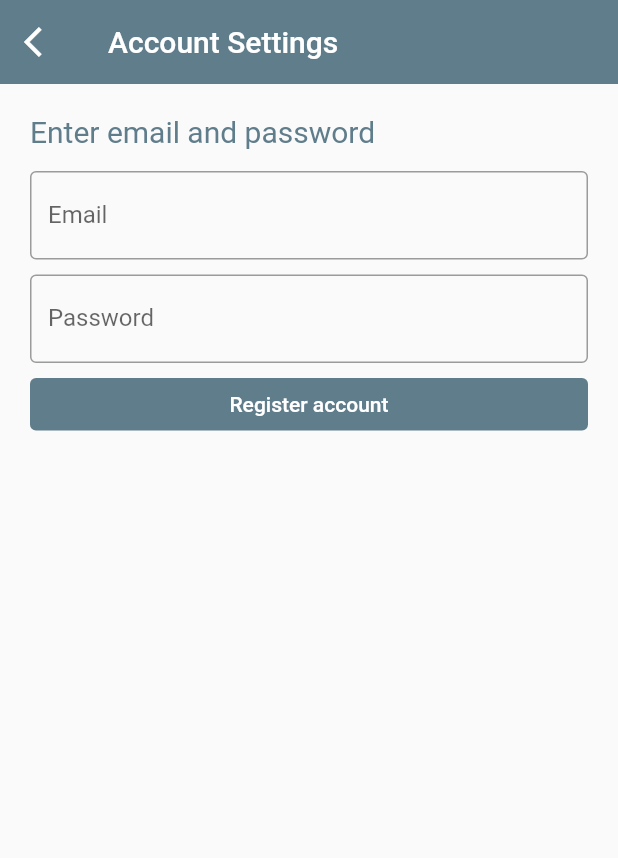
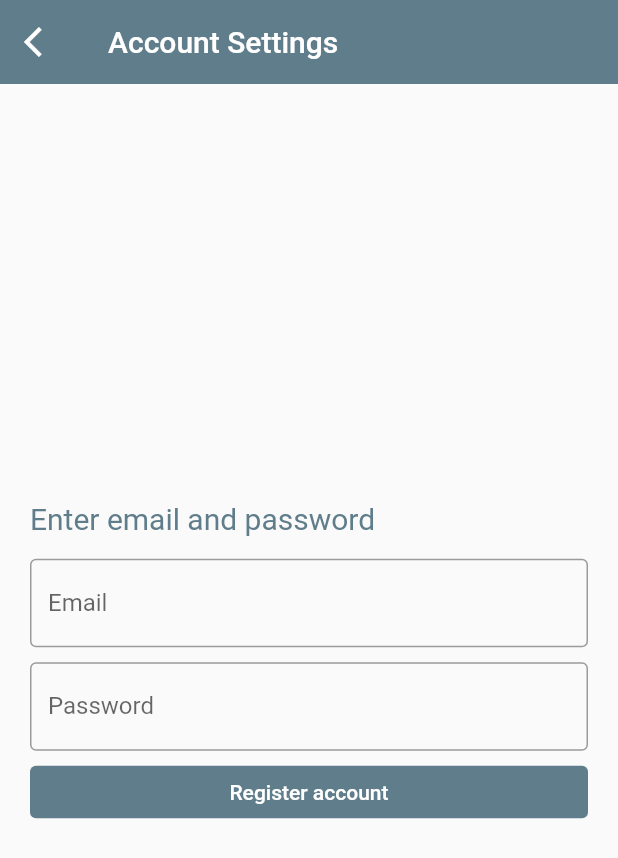
Before and after one commit to tfasoft/mobile-app, a Flutter app: the RegisterSettings screen opened directly, on a phone screen of 412 x 824 dp. Shown: the top 858 px of the screen. Run offline on Flutter 3.47's test engine with Material 2 defaults, Android fonts, the phone set to English and light mode, and no system bars; our stand-ins replace dio; missing offline and left inert: clipboard.

Commit message:
Centerized stuff

```diff
--- a/lib/app/screens/home/register/register_settings.dart
+++ b/lib/app/screens/home/register/register_settings.dart
@@ -63,7 +63,9 @@ class _RegisterSettingsState extends State<RegisterSettings> {
         title: const Text("Account Settings"),
         elevation: 0,
       ),
-      body: Padding(
+      body: Center(
+        child: SingleChildScrollView(
+          child: Padding(
             padding: const EdgeInsets.all(20),
             child: Column(
               mainAxisAlignment: MainAxisAlignment.start,
@@ -94,6 +96,8 @@ class _RegisterSettingsState extends State<RegisterSettings> {
               ],
             ),
           ),
+        ),
+      ),
     );
   }
 }
```
Lines whose indentation alone changed are shown as unchanged.
